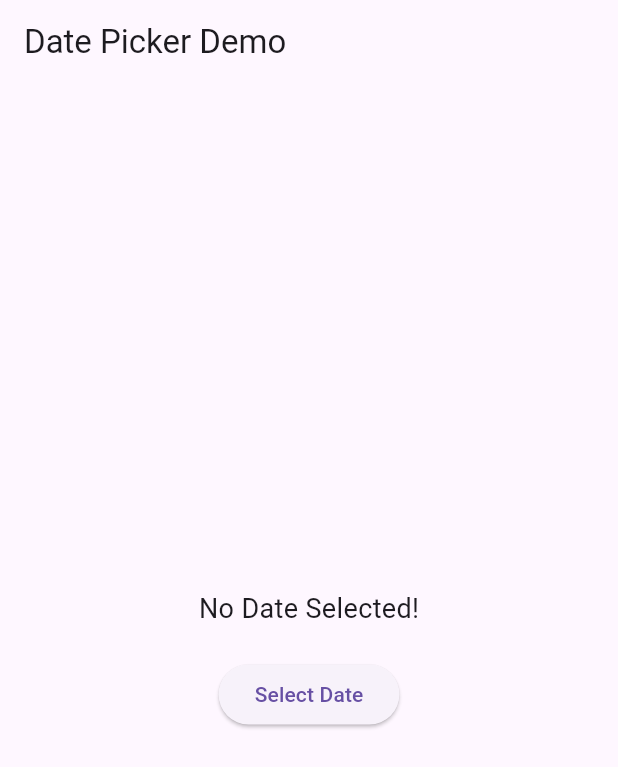
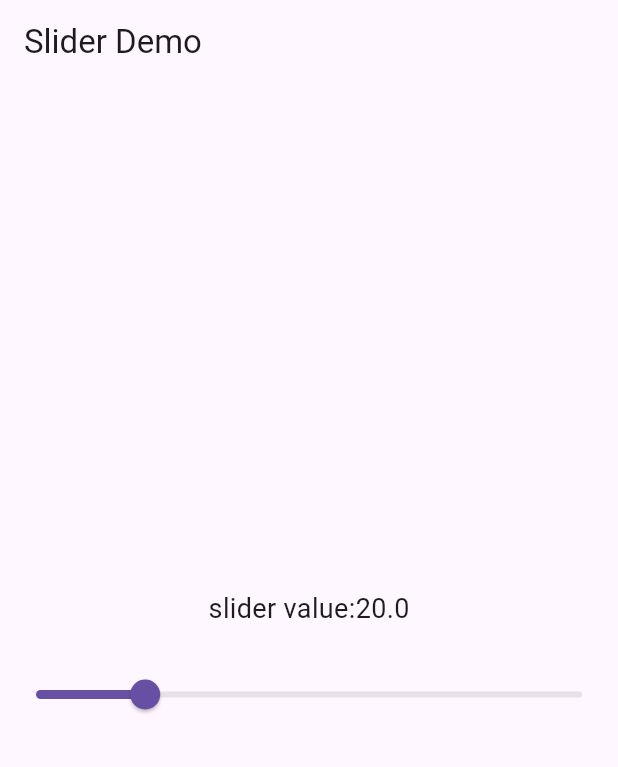
Before and after one commit to vivekt20/picker, a Flutter app: the screen it shows after launch, on a phone screen of 412 x 824 dp. Shown: the top 767 px of the screen. Run offline on Flutter 3.47's test engine with Material 3 defaults, Android fonts, the phone set to English and light mode, and no system bars.

```diff
--- a/lib/main.dart
+++ b/lib/main.dart
@@ -1,6 +1,9 @@
 import 'package:flutter/material.dart';
 import 'package:form_in_flutter/customform.dart';
 import 'package:form_in_flutter/datepicker.dart';
+import 'package:form_in_flutter/slider.dart';
+import 'package:form_in_flutter/sliderdelete.dart';
+import 'package:form_in_flutter/switch.dart';
 import 'package:form_in_flutter/timepicker.dart';
 
 void main() {
@@ -15,7 +18,7 @@ class MyApp extends StatelessWidget {
   Widget build(BuildContext context) {
     return MaterialApp(
       debugShowCheckedModeBanner: false,
-      home: DatePickerDemo(),
+      home: SliderDemo(),
     );
   }
 }
--- /dev/null
+++ b/lib/slider.dart
@@ -0,0 +1,35 @@
+import 'package:flutter/material.dart';
+
+class SliderDemo extends StatefulWidget{
+  @override
+  _SliderDemoState createState()=>_SliderDemoState();
+}
+class _SliderDemoState extends State<SliderDemo>{
+  double _slidervalue=20.0;
+  @override
+  Widget build(BuildContext context){
+    return Scaffold(
+      appBar: AppBar(
+        title: Text("Slider Demo"),
+      ),
+      body: Center(
+        child: Column(
+          mainAxisAlignment: MainAxisAlignment.center,
+          children: [
+            Text("slider value:${_slidervalue.toStringAsFixed(1)}",
+            style: const TextStyle(fontSize: 18),),
+            const SizedBox(height: 20),
+            Slider(value: _slidervalue,
+            min: 0,
+            max: 100,
+             onChanged: (double newValue){
+              setState(() {
+                _slidervalue=newValue;
+              });
+            })
+          ],
+        ),
+      ),
+    );
+  }
+}
```
Also changed, not shown: lib/sliderdelete.dart (added, +50 -0 lines), lib/switch.dart (added, +36 -0 lines).
